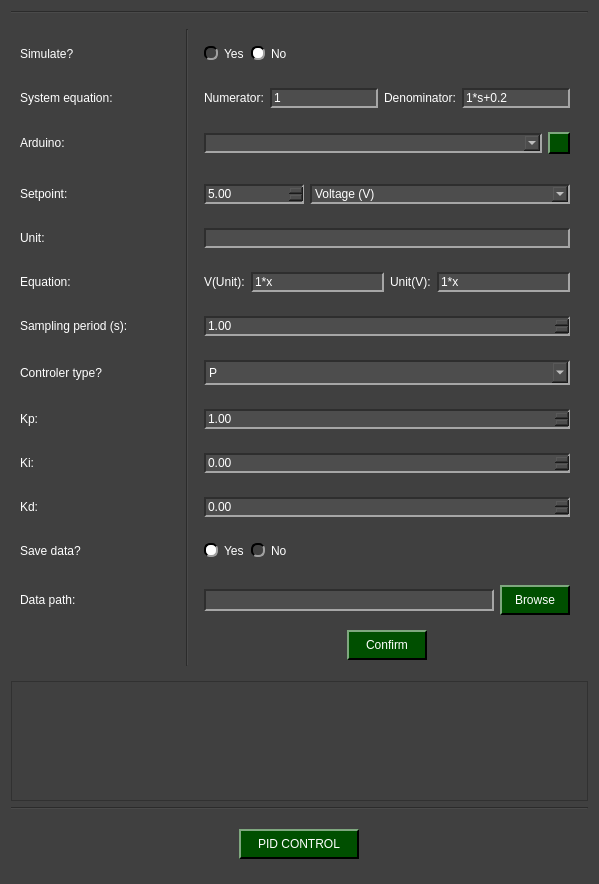
Before: the Qt Designer form pydaq/uis/PyDAQ_pid_control_Arduino_widget.ui in samirmartins/pydaq, drawn with Qt 5.
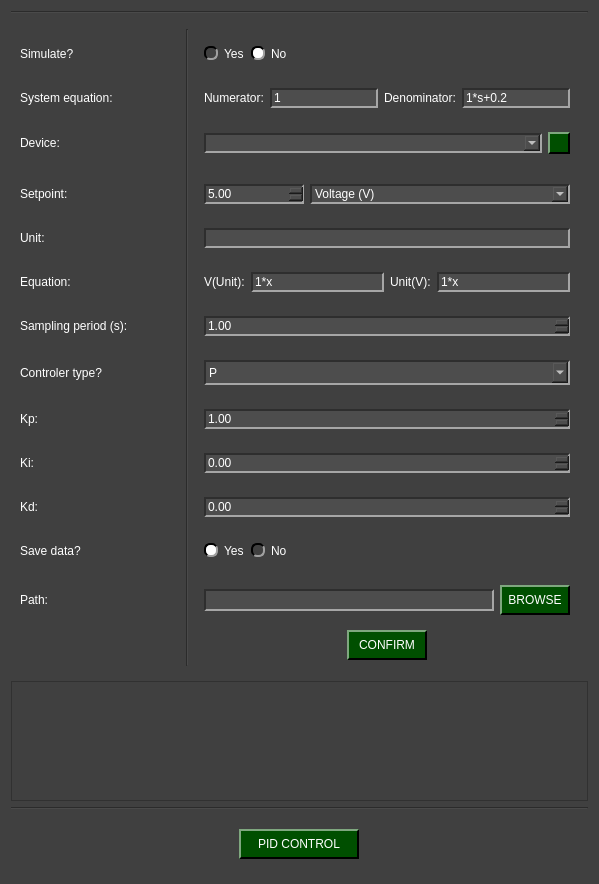
After: the same form once the commit is applied. Icons and pictures are not drawn.

Patch:
```diff
--- a/pydaq/uis/PyDAQ_pid_control_Arduino_widget.ui
+++ b/pydaq/uis/PyDAQ_pid_control_Arduino_widget.ui
@@ -369,7 +369,7 @@
       <item row="14" column="0">
        <widget class="QLabel" name="label_path">
         <property name="text">
-         <string>Data path:</string>
+         <string>Path:</string>
         </property>
        </widget>
       </item>
@@ -407,7 +407,7 @@
          </size>
         </property>
         <property name="text">
-         <string>Arduino:</string>
+         <string>Device:</string>
         </property>
        </widget>
       </item>
@@ -700,7 +700,7 @@
          </size>
         </property>
         <property name="text">
-         <string>Confirm</string>
+         <string> CONFIRM </string>
         </property>
        </widget>
       </item>
@@ -726,7 +726,7 @@
             </size>
            </property>
            <property name="text">
-            <string>Browse</string>
+            <string> BROWSE </string>
            </property>
           </widget>
          </item>
```
Left out of the diff: 2 changed lines with no effect on the pictures.
